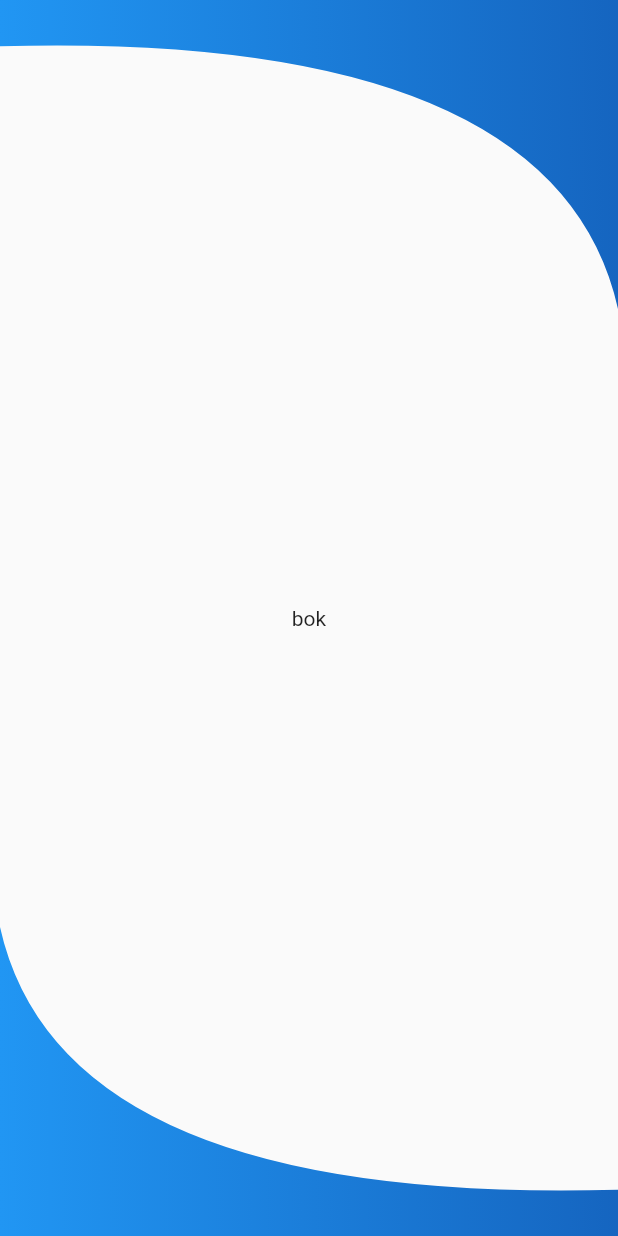
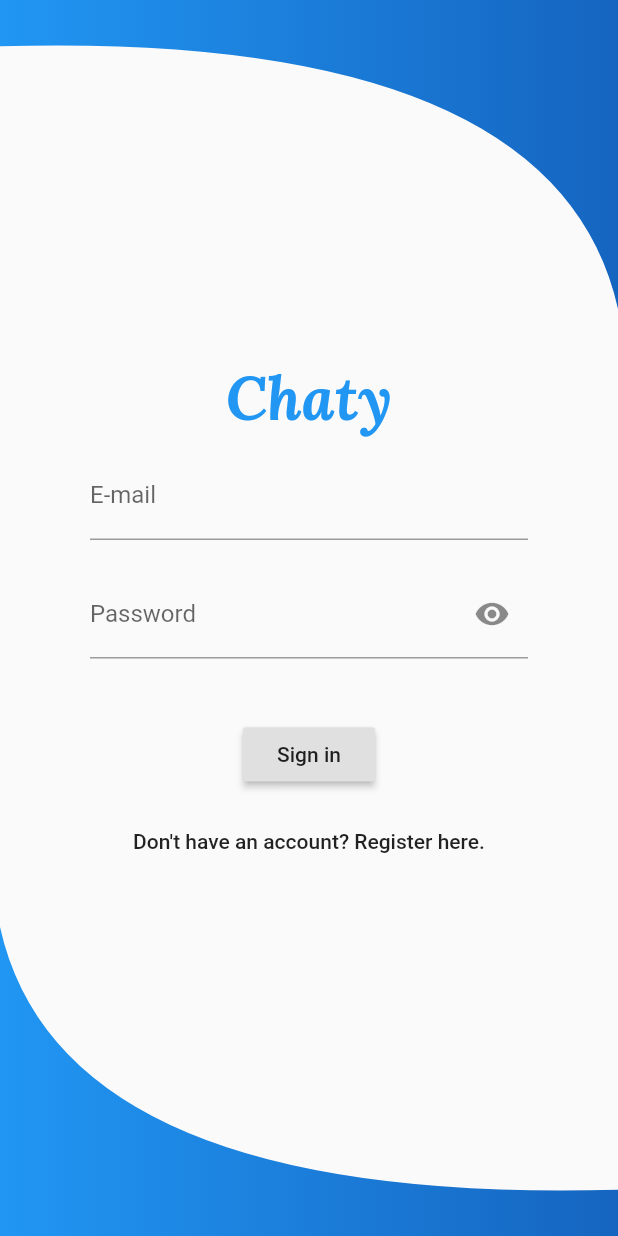
Before and after one commit to kforjan/chaty-app, a Flutter app: the SignInPage screen opened directly, on a phone screen of 412 x 824 dp. Run offline on Flutter 3.47's test engine with Material 2 defaults, Android fonts, the phone set to English and light mode, and no system bars; our stand-ins replace firebase_auth; accounts and stored records are empty.

Commit message:
Added registration form and functionallity

```diff
--- a/lib/app/landing_page/landing_page.dart
+++ b/lib/app/landing_page/landing_page.dart
@@ -1,14 +1,14 @@
-import 'package:chaty_app/app/home_page/home_page.dart';
-import 'package:chaty_app/app/sign_in/sign_in_page.dart';
-import 'package:chaty_app/services/auth.dart';
-
 import 'package:flutter/material.dart';
 import 'package:provider/provider.dart';
+
+import '../../services/auth.dart';
+import '../home_page/home_page.dart';
+import '../sign_in/sign_in_page.dart';
 
 class LandingPage extends StatelessWidget {
   @override
   Widget build(BuildContext context) {
-    final _auth = Provider.of<AuthBase>(context);
+    final _auth = Provider.of<AuthBase>(context, listen: false);
     return StreamBuilder(
       stream: _auth.onAuthChanged,
       builder: (context, snapshot) {
@@ -19,8 +19,10 @@ class LandingPage extends StatelessWidget {
           }
           return HomePage();
         } else {
-          return Center(
-            child: CircularProgressIndicator(),
+          return Scaffold(
+            body: Center(
+              child: CircularProgressIndicator(),
+            ),
           );
         }
       },
--- /dev/null
+++ b/lib/app/sign_in/sign_in_form.dart
@@ -0,0 +1,124 @@
+import 'package:flutter/material.dart';
+import 'package:provider/provider.dart';
+
+import '../../constants/strings.dart';
+import '../../services/auth.dart';
+import 'sign_in_model.dart';
+
+class SignInForm extends StatefulWidget {
+  const SignInForm({@required this.model});
+
+  final SignInModel model;
+
+  static Widget create(BuildContext context) {
+    final AuthBase auth = Provider.of<AuthBase>(context);
+    return ChangeNotifierProvider<SignInModel>(
+      create: (context) => SignInModel(auth: auth),
+      child: Consumer<SignInModel>(
+        builder: (context, model, _) => SignInForm(
+          model: model,
+        ),
+      ),
+    );
+  }
+
+  @override
+  _SignInFormState createState() => _SignInFormState();
+}
+
+class _SignInFormState extends State<SignInForm> {
+  final TextEditingController emailController = TextEditingController();
+  final TextEditingController passwordController = TextEditingController();
+  final TextEditingController passwordConfirmationController =
+      TextEditingController();
+
+  SignInModel get model => widget.model;
+
+  List<Widget> _buildChildren() {
+    return [
+      Text(
+        Strings.chaty,
+        style: TextStyle(
+            fontSize: 40,
+            fontFamily: 'Lora',
+            fontWeight: FontWeight.bold,
+            fontStyle: FontStyle.italic,
+            color: Colors.blue),
+      ),
+      SizedBox(height: 10),
+      _buildEmailTextField(),
+      SizedBox(height: 20),
+      _buildPasswordTextField(),
+      !model.isSignIn ? SizedBox(height: 20) : Container(),
+      !model.isSignIn ? _buildConfirmPasswordTextField() : Container(),
+      SizedBox(height: 40),
+      RaisedButton(
+        child: Text(model.mainButtonText),
+        onPressed: () {},
+      ),
+      SizedBox(height: 10),
+      FlatButton(
+        child: Text(model.toggleButtonText),
+        onPressed: () {
+          model.toggleFormType();
+        },
+      ),
+    ];
+  }
+
+  TextField _buildEmailTextField() {
+    return TextField(
+      decoration: InputDecoration(
+        labelText: Strings.email,
+        hintText: Strings.emailHint,
+      ),
+      keyboardType: TextInputType.emailAddress,
+      autocorrect: false,
+      controller: emailController,
+    );
+  }
+
+  TextField _buildPasswordTextField() {
+    return TextField(
+      decoration: InputDecoration(
+        labelText: Strings.password,
+        suffixIcon: IconButton(
+          icon: Icon(Icons.visibility),
+          onPressed: model.togglePasswordVisibility,
+        ),
+      ),
+      keyboardType: TextInputType.visiblePassword,
+      autocorrect: false,
+      obscureText: model.passwordIsHidden,
+      controller: passwordController,
+    );
+  }
+
+  TextField _buildConfirmPasswordTextField() {
+    return TextField(
+      decoration: InputDecoration(
+        labelText: Strings.confirmPassword,
+      ),
+      keyboardType: TextInputType.visiblePassword,
+      autocorrect: false,
+      obscureText: model.passwordIsHidden,
+      controller: passwordConfirmationController,
+    );
+  }
+
+  @override
+  Widget build(BuildContext context) {
+    return Column(
+      mainAxisAlignment: MainAxisAlignment.center,
+      children: _buildChildren(),
+    );
+  }
+
+  @override
+  void dispose() {
+    super.dispose();
+    emailController.dispose();
+    passwordController.dispose();
+    passwordConfirmationController.dispose();
+  }
+}
--- /dev/null
+++ b/lib/app/sign_in/sign_in_model.dart
@@ -0,0 +1,66 @@
+import 'package:flutter/foundation.dart';
+
+import '../../services/auth.dart';
+import '../../constants/strings.dart';
+
+enum SignInFormType {
+  signIn,
+  register,
+}
+
+class SignInModel with ChangeNotifier {
+  SignInModel({
+    @required this.auth,
+    this.email = '',
+    this.password = '',
+    this.formType = SignInFormType.signIn,
+    this.isLoading = false,
+    this.passwordIsHidden = true,
+  });
+
+  final AuthBase auth;
+  String email;
+  String password;
+  SignInFormType formType;
+  bool isLoading;
+  bool passwordIsHidden;
+
+  String get mainButtonText {
+    return isSignIn ? Strings.signIn : Strings.register;
+  }
+
+  String get toggleButtonText {
+    return isSignIn ? Strings.changeToRegister : Strings.changeToSignin;
+  }
+
+  bool get isSignIn {
+    return formType == SignInFormType.signIn;
+  }
+
+  void toggleFormType() {
+    if (formType == SignInFormType.signIn) {
+      _updateWith(formType: SignInFormType.register);
+      return;
+    }
+    _updateWith(formType: SignInFormType.signIn);
+  }
+
+  void togglePasswordVisibility() {
+    _updateWith(passwordIsHidden: !this.passwordIsHidden);
+  }
+
+  void _updateWith({
+    String email,
+    String password,
+    SignInFormType formType,
+    bool isLoading,
+    bool passwordIsHidden,
+  }) {
+    this.email = email ?? this.email;
+    this.password = password ?? this.password;
+    this.formType = formType ?? this.formType;
+    this.isLoading = isLoading ?? this.isLoading;
+    this.passwordIsHidden = passwordIsHidden ?? this.passwordIsHidden;
+    notifyListeners();
+  }
+}
--- a/lib/app/sign_in/sign_in_page.dart
+++ b/lib/app/sign_in/sign_in_page.dart
@@ -1,15 +1,19 @@
-import 'package:chaty_app/common_widgets/background_decoration.dart';
 import 'package:flutter/material.dart';
 
+import '../../common_widgets/background_decoration.dart';
+import 'sign_in_form.dart';
+
 class SignInPage extends StatelessWidget {
-  const SignInPage({Key key}) : super(key: key);
-
   @override
   Widget build(BuildContext context) {
     return Scaffold(
+      resizeToAvoidBottomInset: false,
       body: BackgroundDecoration(
         child: Center(
-          child: Text('bok'),
+          child: Padding(
+            padding: const EdgeInsets.symmetric(horizontal: 60),
+            child: SignInForm.create(context),
+          ),
         ),
       ),
     );
--- a/lib/chaty_app.dart
+++ b/lib/chaty_app.dart
@@ -1,8 +1,8 @@
-import 'package:chaty_app/services/auth.dart';
 import 'package:flutter/material.dart';
 import 'package:provider/provider.dart';
 
 import 'app/landing_page/landing_page.dart';
+import 'services/auth.dart';
 
 class ChatyApp extends StatelessWidget {
   @override
--- a/lib/common_widgets/background_decoration.dart
+++ b/lib/common_widgets/background_decoration.dart
@@ -7,7 +7,10 @@ class BackgroundDecoration extends StatelessWidget {
 
   @override
   Widget build(BuildContext context) {
-    return Stack(
+    return SingleChildScrollView(
+      child: Container(
+        height: MediaQuery.of(context).size.height,
+        child: Stack(
           children: <Widget>[
             Align(
               alignment: Alignment.topCenter,
@@ -21,6 +24,8 @@ class BackgroundDecoration extends StatelessWidget {
               child: child,
             )
           ],
+        ),
+      ),
     );
   }
 }
--- /dev/null
+++ b/lib/constants/strings.dart
@@ -0,0 +1,13 @@
+class Strings {
+  //Sign in page
+  static const String chaty = 'Chaty';
+  static const String signIn = 'Sign in';
+  static const String register = 'Register';
+  static const String changeToRegister =
+      'Don\'t have an account? Register here.';
+  static const String changeToSignin = 'Already have an acconut? Sign in here.';
+  static const String email = 'E-mail';
+  static const String password = 'Password';
+  static const String confirmPassword = 'Confirm password';
+  static const String emailHint = 'example@email.com';
+}
```
Also changed, not shown: lib/services/auth.dart (+6 -2 lines), pubspec.yaml (+9 -11 lines), assets/fonts/Lora-Bold.ttf (added), assets/fonts/Lora-BoldItalic.ttf (added), assets/fonts/Lora-Regular.ttf (added). Lines whose indentation alone changed are shown as unchanged.
